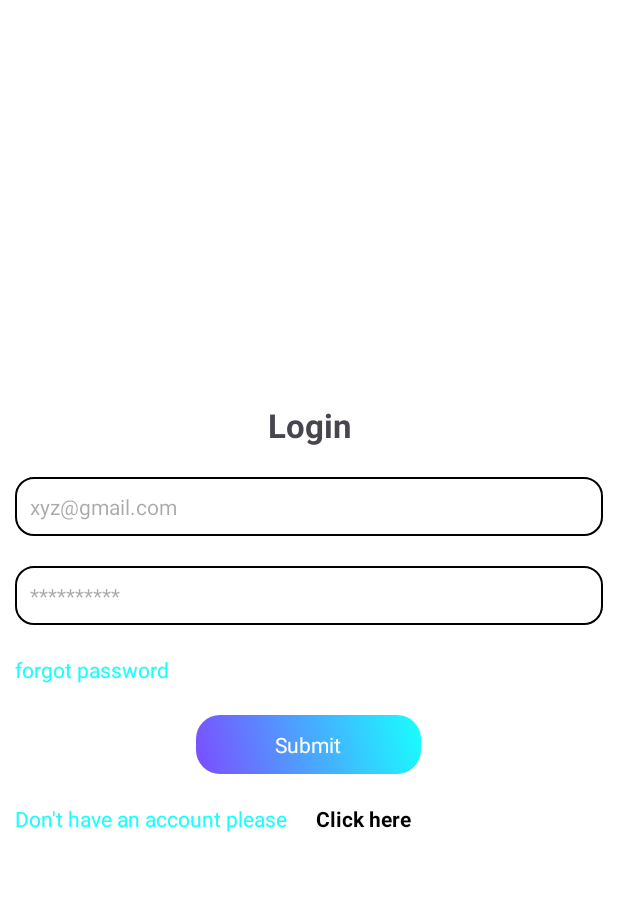
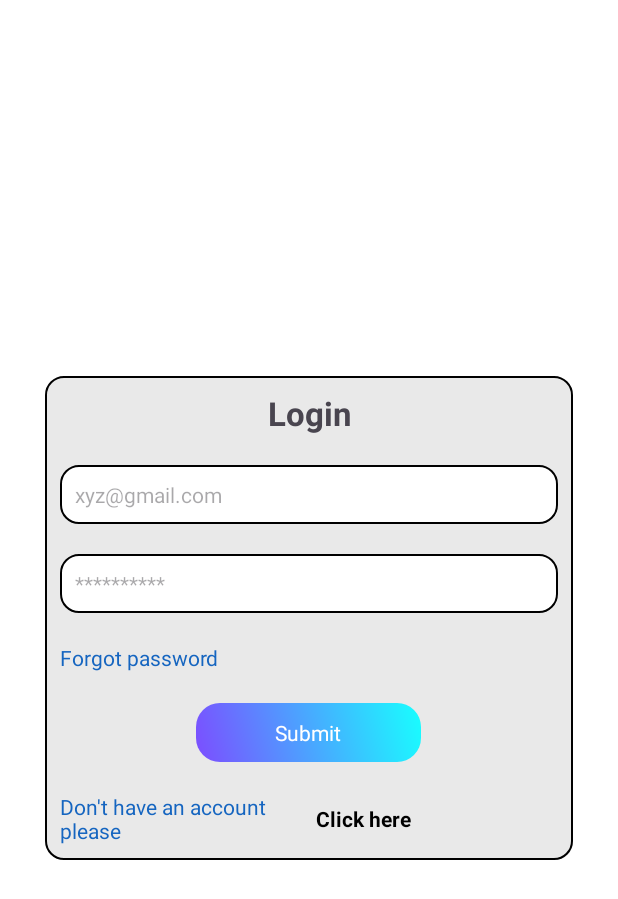
Before and after one commit to Rakeshsingh9136/NoteApp, an Android app: the screen it shows after launch (MainActivity), on a phone screen of 412 x 824 dp. Shown: the top 899 px of the screen. Run offline under Robolectric (Android 15) with nearby library versions, the phone set to English and light mode, and no system bars; our stand-ins replace Room's generated code.

Commit message:
first milestone is done

```diff
--- a/app/src/main/java/com/knowledge/newapp/ui/MainActivity.java
+++ b/app/src/main/java/com/knowledge/newapp/ui/MainActivity.java
@@ -1,26 +1,92 @@
 package com.knowledge.newapp.ui;
 
 import android.os.Bundle;
+import android.view.View;
+import android.widget.LinearLayout;
 
-import androidx.activity.EdgeToEdge;
+import androidx.annotation.NonNull;
+import androidx.annotation.Nullable;
 import androidx.appcompat.app.AppCompatActivity;
-import androidx.core.graphics.Insets;
-import androidx.core.view.ViewCompat;
-import androidx.core.view.WindowInsetsCompat;
+import androidx.navigation.NavController;
+import androidx.navigation.NavDestination;
+import androidx.navigation.fragment.NavHostFragment;
 
 import com.knowledge.newapp.R;
 
+import java.util.Arrays;
+import java.util.HashSet;
+import java.util.Set;
+
 public class MainActivity extends AppCompatActivity {
+
+    private View bottomMenu;
+    private LinearLayout menuHome, menuSearch, menuNotifications, menuProfile;
+    private NavController navController;
+
+    // Fragments where bottom menu is visible
+    private final Set<Integer> fragmentsWithMenu = new HashSet<>(Arrays.asList(
+            R.id.AddNote,
+            R.id.TaskManager,
+            R.id.Reminder,
+            R.id.Insights
+    ));
 
     @Override
     protected void onCreate(Bundle savedInstanceState) {
         super.onCreate(savedInstanceState);
-        EdgeToEdge.enable(this);
         setContentView(R.layout.activity_main);
-        ViewCompat.setOnApplyWindowInsetsListener(findViewById(R.id.main), (v, insets) -> {
-            Insets systemBars = insets.getInsets(WindowInsetsCompat.Type.systemBars());
-            v.setPadding(systemBars.left, systemBars.top, systemBars.right, systemBars.bottom);
-            return insets;
+
+        bottomMenu = findViewById(R.id.bottomMenu);
+        menuHome = findViewById(R.id.menuHome);
+        menuSearch = findViewById(R.id.menuSearch);
+        menuNotifications = findViewById(R.id.menuNotifications);
+        menuProfile = findViewById(R.id.menuProfile);
+
+        NavHostFragment navHostFragment = (NavHostFragment) getSupportFragmentManager()
+                .findFragmentById(R.id.nav_host_fragment);
+        navController = navHostFragment.getNavController();
+
+        // Show/hide bottom menu depending on fragment
+        navController.addOnDestinationChangedListener(new NavController.OnDestinationChangedListener() {
+            @Override
+            public void onDestinationChanged(@NonNull NavController controller,
+                                             @NonNull NavDestination destination,
+                                             @Nullable Bundle arguments) {
+                if (fragmentsWithMenu.contains(destination.getId())) {
+                    showBottomMenu();
+                } else {
+                    hideBottomMenu();
+                }
+            }
         });
+
+        // Click listeners for BottomMenu
+        menuHome.setOnClickListener(v -> navigateToFragment(R.id.AddNote));
+        menuSearch.setOnClickListener(v -> navigateToFragment(R.id.TaskManager));
+        menuNotifications.setOnClickListener(v -> navigateToFragment(R.id.Reminder));
+        menuProfile.setOnClickListener(v -> navigateToFragment(R.id.Insights));
+    }
+
+    private void navigateToFragment(int fragmentId) {
+        // Only navigate if we are not already on the target fragment
+        if (navController.getCurrentDestination() != null &&
+                navController.getCurrentDestination().getId() != fragmentId) {
+            navController.navigate(fragmentId);
+        }
+    }
+
+    private void showBottomMenu() {
+        if (bottomMenu.getVisibility() != View.VISIBLE) {
+            bottomMenu.setVisibility(View.VISIBLE);
+            bottomMenu.setAlpha(0f);
+            bottomMenu.animate().alpha(1f).setDuration(200).start();
+        }
+    }
+
+    private void hideBottomMenu() {
+        if (bottomMenu.getVisibility() == View.VISIBLE) {
+            bottomMenu.animate().alpha(0f).setDuration(200).withEndAction(() ->
+                    bottomMenu.setVisibility(View.GONE)).start();
+        }
     }
 }
--- a/app/src/main/res/layout/activity_main.xml
+++ b/app/src/main/res/layout/activity_main.xml
@@ -19,5 +19,15 @@
         app:layout_constraintBottom_toBottomOf="parent"
         app:layout_constraintStart_toStartOf="parent"
         app:layout_constraintEnd_toEndOf="parent" />
+    <include
+        android:id="@+id/bottomMenu"
+        layout="@layout/bottom_menu"
+        android:layout_width="0dp"
+        android:visibility="gone"
+        android:layout_height="wrap_content"
+        app:layout_constraintBottom_toBottomOf="parent"
+        app:layout_constraintStart_toStartOf="parent"
+        app:layout_constraintEnd_toEndOf="parent" />
+
 
 </androidx.constraintlayout.widget.ConstraintLayout>
--- a/app/src/main/res/layout/fragment_auth.xml
+++ b/app/src/main/res/layout/fragment_auth.xml
@@ -22,8 +22,11 @@
             android:layout_height="wrap_content"
             android:layout_gravity="center"
             android:gravity="center"
+            android:layout_margin="20dp"
+            android:padding="10dp"
             android:visibility="visible"
             android:id="@+id/LoginView"
+            android:background="@drawable/background_icon"
             android:orientation="vertical">
             <TextView
                 android:layout_width="match_parent"
@@ -59,10 +62,10 @@
             <TextView
                 android:layout_width="match_parent"
                 android:layout_height="20dp"
-                android:textColor="#18ffff"
+                android:textColor="#1565C0"
                 android:id="@+id/forgotPassView"
                 android:layout_marginTop="20dp"
-                android:text="forgot password"/>
+                android:text="Forgot password"/>
             <TextView
                 android:layout_width="150dp"
                 android:layout_height="wrap_content"
@@ -85,7 +88,7 @@
                     android:layout_width="0dp"
                     android:layout_weight="1"
                     android:layout_height="wrap_content"
-                    android:textColor="#18ffff"
+                    android:textColor="#1565C0"
                     android:layout_marginRight="10dp"
                     android:text="Don't have an account please"/>
                 <TextView
@@ -104,6 +107,9 @@
             android:layout_height="wrap_content"
             android:layout_gravity="center"
             android:visibility="gone"
+            android:background="@drawable/background_icon"
+            android:padding="10dp"
+            android:layout_margin="20dp"
             android:gravity="center"
             android:id="@+id/RegisterView"
             android:orientation="vertical">
@@ -193,7 +199,7 @@
                     android:layout_width="0dp"
                     android:layout_weight="1"
                     android:layout_height="wrap_content"
-                    android:textColor="#18ffff"
+                    android:textColor="#1565C0"
                     android:layout_marginRight="10dp"
                     android:text="Already have an account ?"/>
                 <TextView
@@ -214,6 +220,9 @@
                 android:gravity="center"
                 android:id="@+id/ForgotView"
                 android:visibility="gone"
+                android:padding="10dp"
+                android:layout_margin="20dp"
+                android:background="@drawable/background_icon"
                 android:orientation="vertical">
                 <TextView
                     android:layout_width="match_parent"
@@ -280,7 +289,7 @@
                         android:layout_width="0dp"
                         android:layout_weight="1"
                         android:layout_height="wrap_content"
-                        android:textColor="#18ffff"
+                        android:textColor="#1565C0"
                         android:layout_marginRight="10dp"
                         android:text="Already know your password"/>
                     <TextView
```
Also changed, not shown: app/src/main/res/layout/fragment_insights.xml (+7 -4 lines), app/src/main/res/layout/fragment_note.xml (+8 -3 lines), app/src/main/res/layout/fragment_reminder.xml (+8 -3 lines), app/src/main/res/layout/fragment_task_manager.xml (+7 -4 lines).
